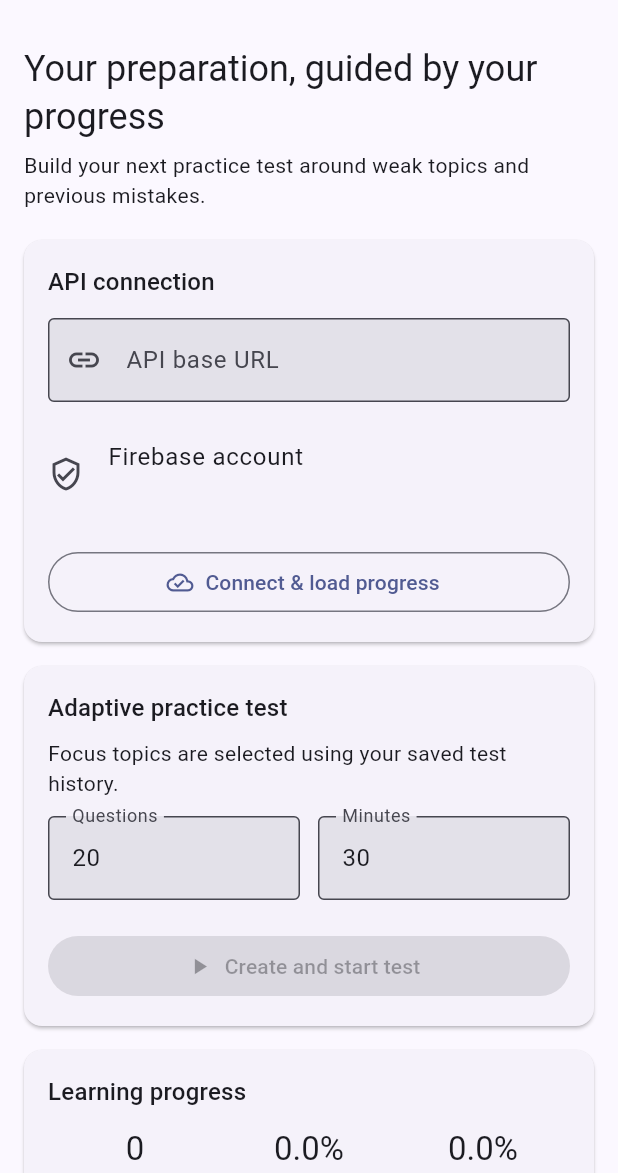
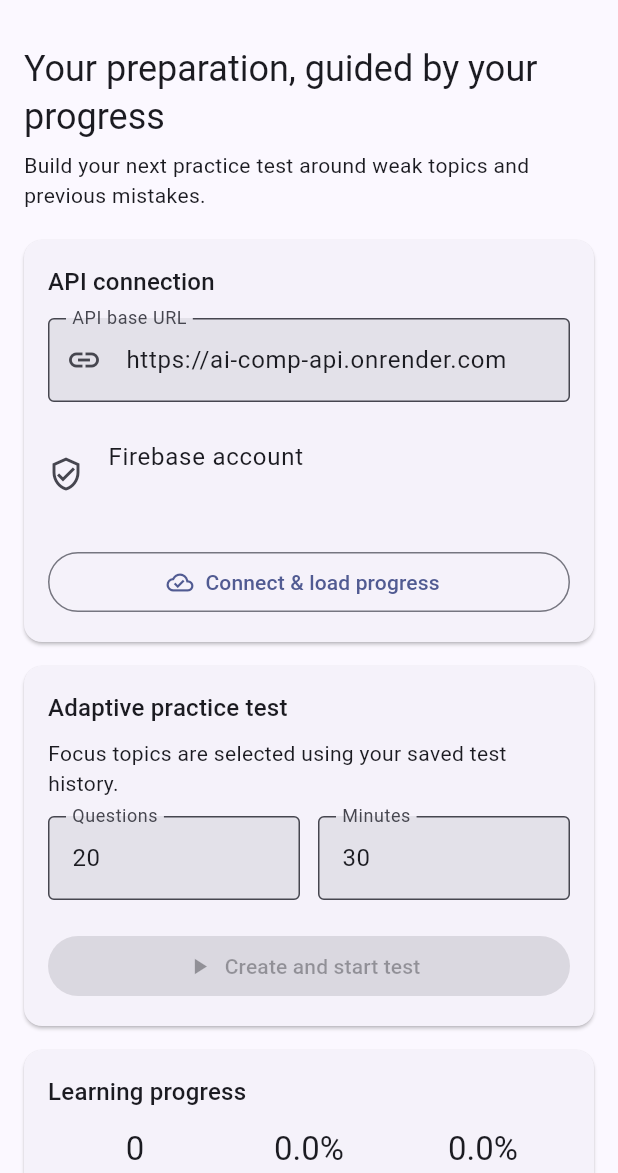
Before and after one commit to snchat78-svg/AI-COMP, a Flutter app: the screen it shows once a user with an empty profile is signed in, on a phone screen of 412 x 824 dp, the part 63-1236 px from its top. Run offline on Flutter 3.47's test engine with Material 3 defaults, Android fonts, the phone set to English and light mode, and no system bars; our stand-ins replace firebase_auth, firebase_core; accounts and stored records are empty.

Commit message:
feat(mobile): prefill deployed AI-COMP API URL

```diff
--- a/apps/mobile/lib/screens/preparation_home_screen.dart
+++ b/apps/mobile/lib/screens/preparation_home_screen.dart
@@ -16,7 +16,10 @@ class PreparationHomeScreen extends StatefulWidget {
 
 class _PreparationHomeScreenState extends State<PreparationHomeScreen> {
   final _baseUrlController = TextEditingController(
-    text: const String.fromEnvironment('AI_COMP_API_BASE_URL'),
+    text: const String.fromEnvironment(
+      'AI_COMP_API_BASE_URL',
+      defaultValue: 'https://ai-comp-api.onrender.com',
+    ),
   );
   final _learnerIdController = TextEditingController(
     text: const String.fromEnvironment('AI_COMP_LEARNER_ID'),
```
